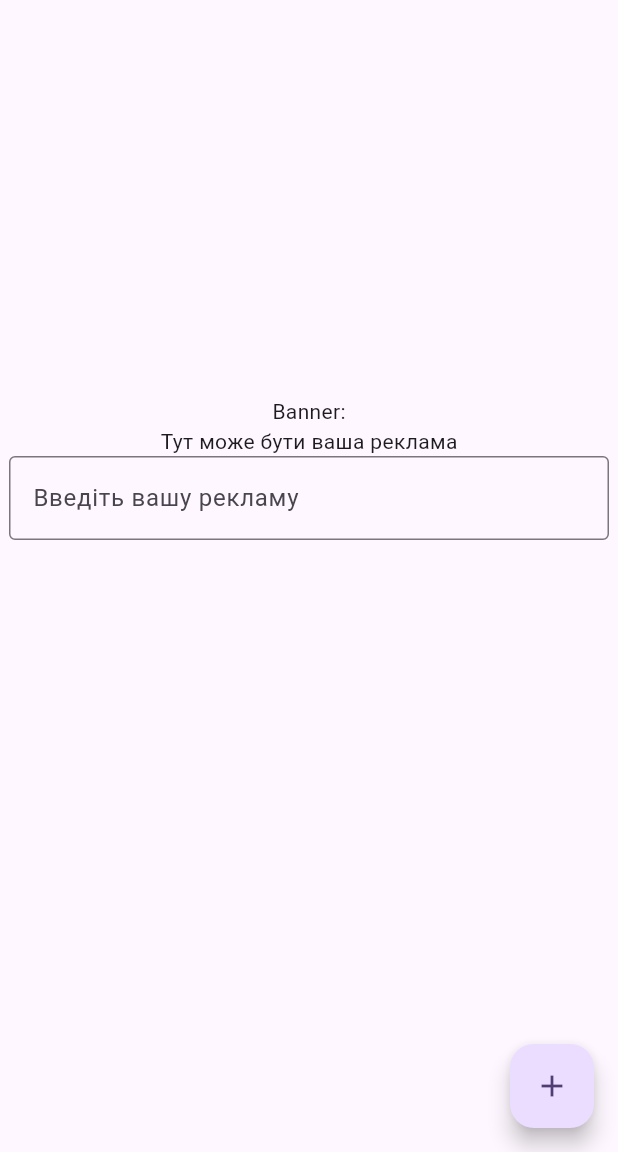
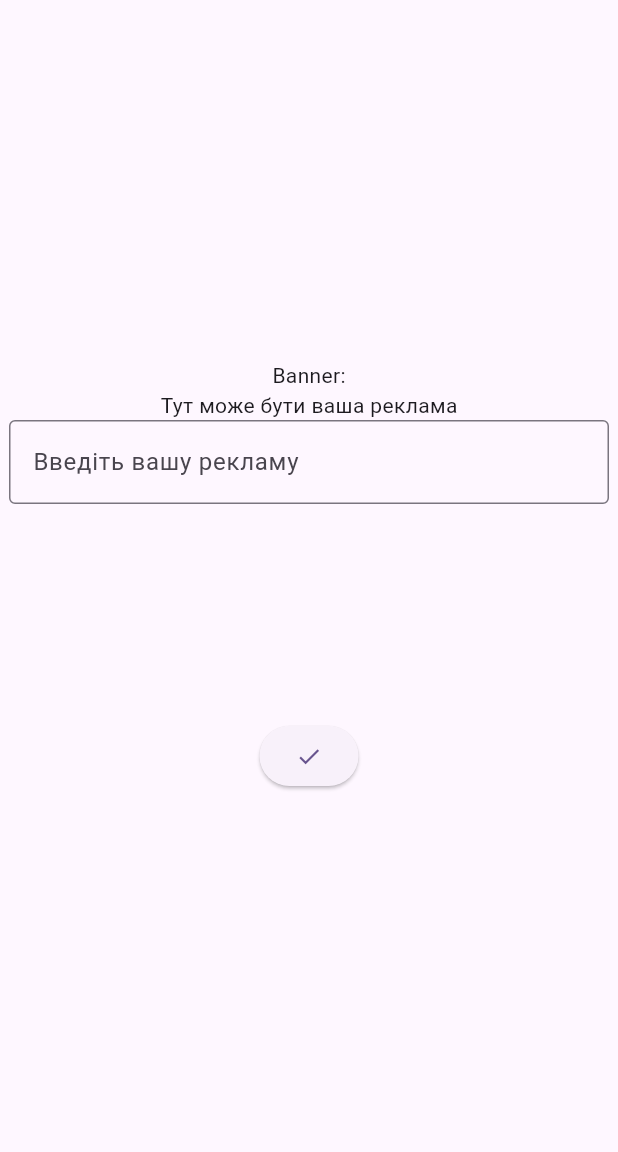
Before and after one commit to DmytroStarosta/flutter_application_1, a Flutter app: the screen it shows after launch, on a phone screen of 412 x 824 dp, the part 84-1236 px from its top. Run offline on Flutter 3.47's test engine with Material 3 defaults, Android fonts, the phone set to English and light mode, and no system bars.

Commit message:
Fix button

```diff
--- a/lib/main.dart
+++ b/lib/main.dart
@@ -104,13 +104,13 @@ class _MyHomePageState extends State<MyHomePage> {
                 labelText: 'Введіть вашу рекламу'
                 ),
             ),
+           ),
+           ElevatedButton(
+            onPressed: _changeText,
+            child: const Icon(Icons.done)
+           )
           ],
         ),
-      ),
-      floatingActionButton: FloatingActionButton(
-        onPressed: _incrementCounter,
-        tooltip: 'Increment',
-        child: const Icon(Icons.add),
       ),
     );
   }
```
